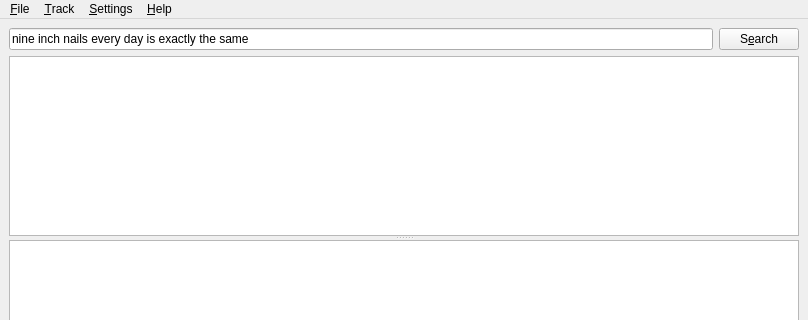
Above: src/ui/groovewindow.ui from pippijn/libgroove before the change; both pictures show x 0 to 808 and y 0 to 320 of the 808 by 500 pixel window. Below: the same form after it.
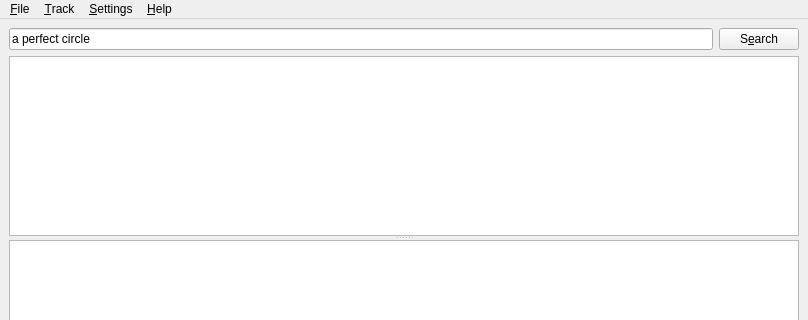
That is the form after the change.

Diff of the .ui file:
```diff
--- a/src/ui/groovewindow.ui
+++ b/src/ui/groovewindow.ui
@@ -23,7 +23,7 @@
          <string>Search term</string>
         </property>
         <property name="text">
-         <string>nine inch nails every day is exactly the same</string>
+         <string>a perfect circle</string>
         </property>
        </widget>
       </item>
```
